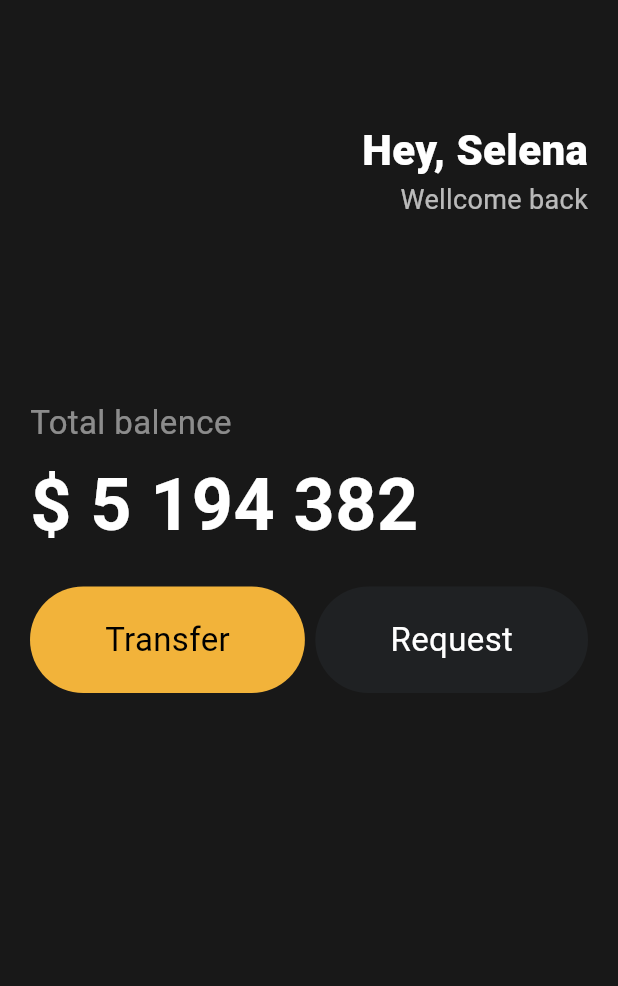
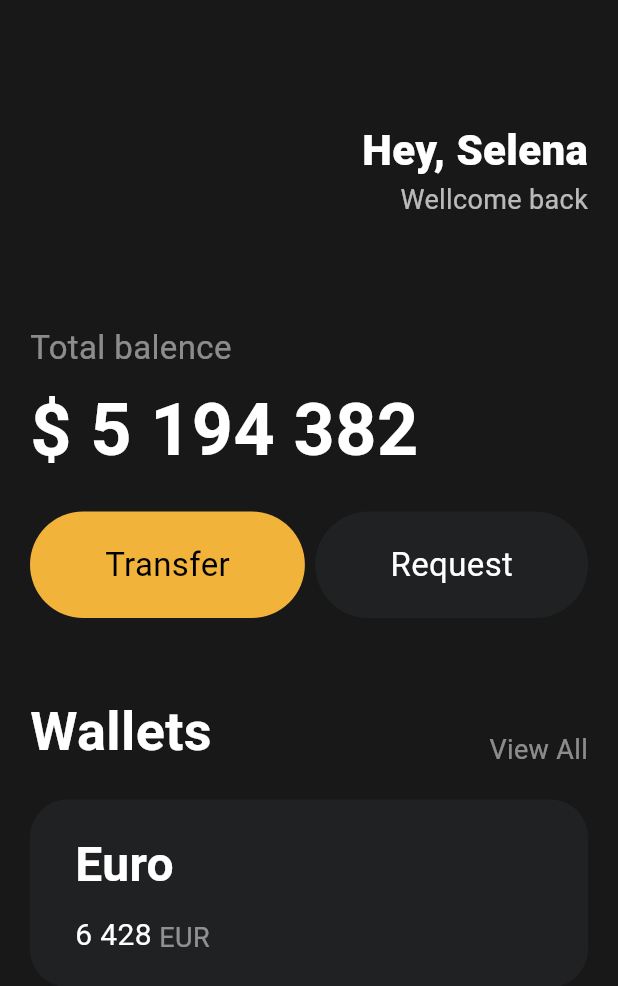
Before and after one commit to Alpaca92/IAL, a Flutter app: the screen it shows after launch, on a phone screen of 412 x 824 dp. Shown: the top 986 px of the screen. Run offline on Flutter 3.47's test engine with Material 3 defaults, Android fonts, the phone set to English and light mode, and no system bars.

Commit message:
#3.6 Cards

```diff
--- a/toonflix/lib/main.dart
+++ b/toonflix/lib/main.dart
@@ -47,7 +47,7 @@ class App extends StatelessWidget {
                 ],
               ),
               const SizedBox(
-                height: 120,
+                height: 70,
               ),
               Text(
                 'Total balence',
@@ -84,7 +84,88 @@ class App extends StatelessWidget {
                     textColor: Colors.white,
                   ),
                 ],
-              )
+              ),
+              SizedBox(
+                height: 50,
+              ),
+              Row(
+                mainAxisAlignment: MainAxisAlignment.spaceBetween,
+                crossAxisAlignment: CrossAxisAlignment.end,
+                children: [
+                  Text(
+                    'Wallets',
+                    style: TextStyle(
+                      color: Colors.white,
+                      fontSize: 36,
+                      fontWeight: FontWeight.w600,
+                    ),
+                  ),
+                  Text(
+                    'View All',
+                    style: TextStyle(
+                      color: Colors.white.withOpacity(0.5),
+                      fontSize: 18,
+                    ),
+                  ),
+                ],
+              ),
+              SizedBox(
+                height: 20,
+              ),
+              Container(
+                decoration: BoxDecoration(
+                  color: Color(0xff1f2123),
+                  borderRadius: BorderRadius.circular(25),
+                ),
+                child: Padding(
+                  padding: const EdgeInsets.symmetric(
+                    vertical: 20,
+                    horizontal: 30,
+                  ),
+                  child: Row(
+                    children: [
+                      Column(
+                        crossAxisAlignment: CrossAxisAlignment.start,
+                        children: [
+                          Text(
+                            'Euro',
+                            style: TextStyle(
+                              color: Colors.white,
+                              fontSize: 32,
+                              fontWeight: FontWeight.w600,
+                            ),
+                          ),
+                          SizedBox(
+                            height: 10,
+                          ),
+                          Row(
+                            crossAxisAlignment: CrossAxisAlignment.end,
+                            children: [
+                              Text(
+                                '6 428',
+                                style: TextStyle(
+                                  color: Colors.white,
+                                  fontSize: 20,
+                                ),
+                              ),
+                              SizedBox(
+                                width: 5,
+                              ),
+                              Text(
+                                'EUR',
+                                style: TextStyle(
+                                  color: Colors.white.withOpacity(0.5),
+                                  fontSize: 18,
+                                ),
+                              ),
+                            ],
+                          ),
+                        ],
+                      ),
+                    ],
+                  ),
+                ),
+              ),
             ],
           ),
         ),
```
